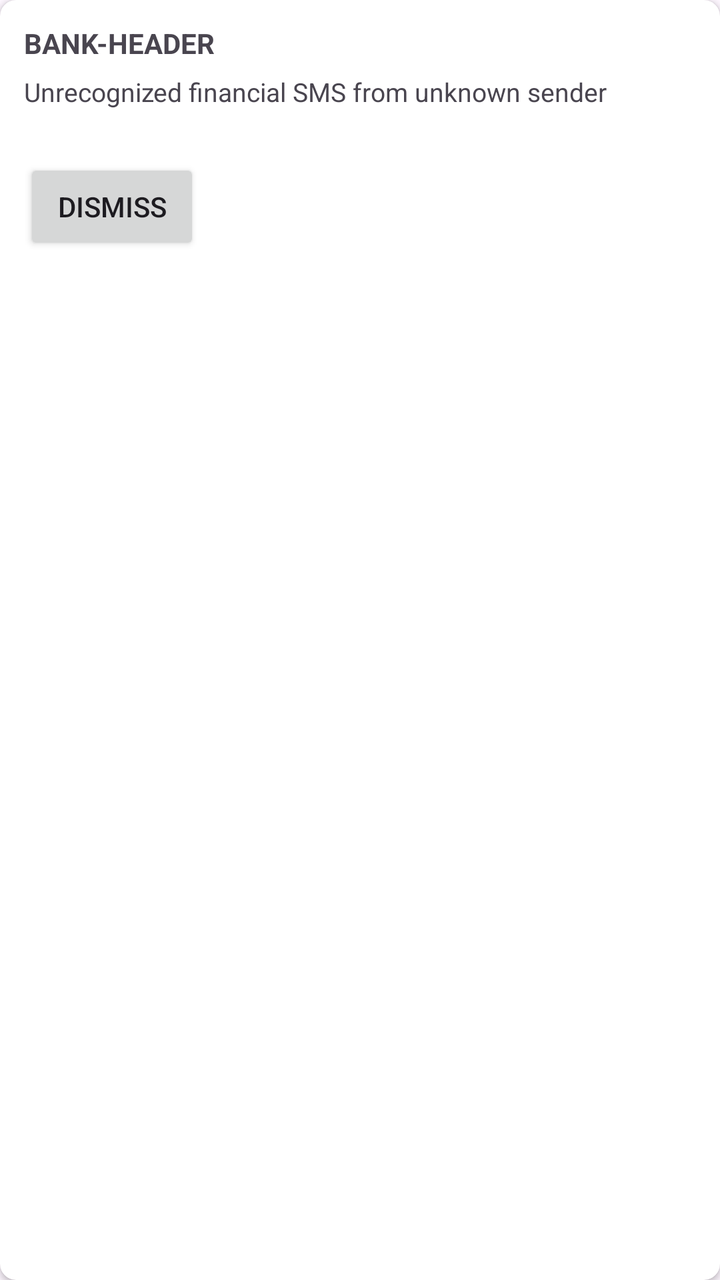
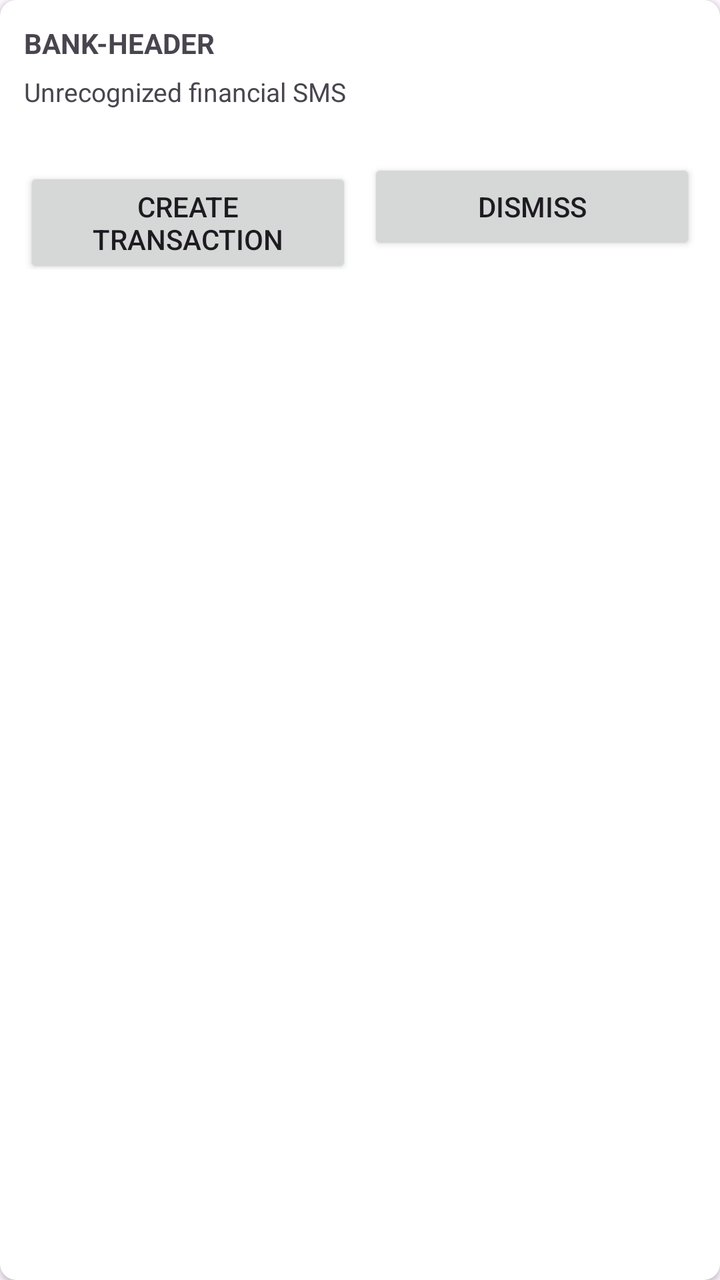

Compare the two renders of this Android layout. The source of the first and the diff that turns it into the second are given below.
<!-- AndroidManifest.xml: application theme Theme.FinanceSMSTracker -->
<!-- res/layout/item_unrecognized_sms.xml -->
<?xml version="1.0" encoding="utf-8"?>
<androidx.cardview.widget.CardView xmlns:android="http://schemas.android.com/apk/res/android"
    xmlns:app="http://schemas.android.com/apk/res-auto"
    android:layout_width="match_parent"
    android:layout_height="wrap_content"
    android:layout_marginBottom="8dp"
    app:cardCornerRadius="8dp"
    app:cardElevation="2dp">

    <LinearLayout
        android:layout_width="match_parent"
        android:layout_height="wrap_content"
        android:orientation="vertical"
        android:padding="12dp">

        <TextView
            android:id="@+id/textViewUnrecognizedSender"
            android:layout_width="match_parent"
            android:layout_height="wrap_content"
            android:text="BANK-HEADER"
            android:textStyle="bold" />

        <TextView
            android:id="@+id/textViewUnrecognizedReason"
            android:layout_width="match_parent"
            android:layout_height="wrap_content"
            android:layout_marginTop="6dp"
            android:text="Unrecognized financial SMS from unknown sender"
            android:textSize="13sp" />

        <TextView
            android:id="@+id/textViewUnrecognizedDate"
            android:layout_width="match_parent"
            android:layout_height="wrap_content"
            android:layout_marginTop="4dp"
            android:textSize="11sp" />

        <Button
            android:id="@+id/buttonDismissUnrecognized"
            android:layout_width="wrap_content"
            android:layout_height="wrap_content"
            android:layout_marginTop="6dp"
            android:text="Dismiss" />
    </LinearLayout>
</androidx.cardview.widget.CardView>
<!-- resources referenced by this layout -->
<resources>
  <style name="Theme.FinanceSMSTracker" parent="Base.Theme.FinanceSMSTracker" />
  <style name="Base.Theme.FinanceSMSTracker" parent="Theme.Material3.DayNight.NoActionBar">
          
          
      </style>
</resources>

<!-- the commit's change to res/layout/item_unrecognized_sms.xml (unified diff, before → after) -->
@@ -25,7 +25,7 @@
             android:layout_width="match_parent"
             android:layout_height="wrap_content"
             android:layout_marginTop="6dp"
-            android:text="Unrecognized financial SMS from unknown sender"
+            android:text="Unrecognized financial SMS"
             android:textSize="13sp" />
 
         <TextView
@@ -35,11 +35,26 @@
             android:layout_marginTop="4dp"
             android:textSize="11sp" />
 
-        <Button
-            android:id="@+id/buttonDismissUnrecognized"
-            android:layout_width="wrap_content"
+        <LinearLayout
+            android:layout_width="match_parent"
             android:layout_height="wrap_content"
             android:layout_marginTop="6dp"
-            android:text="Dismiss" />
+            android:orientation="horizontal">
+
+            <Button
+                android:id="@+id/buttonCreateTransactionUnrecognized"
+                android:layout_width="0dp"
+                android:layout_height="wrap_content"
+                android:layout_weight="1"
+                android:text="Create Transaction" />
+
+            <Button
+                android:id="@+id/buttonDismissUnrecognized"
+                android:layout_width="0dp"
+                android:layout_height="wrap_content"
+                android:layout_marginStart="8dp"
+                android:layout_weight="1"
+                android:text="Dismiss" />
+        </LinearLayout>
     </LinearLayout>
 </androidx.cardview.widget.CardView>
